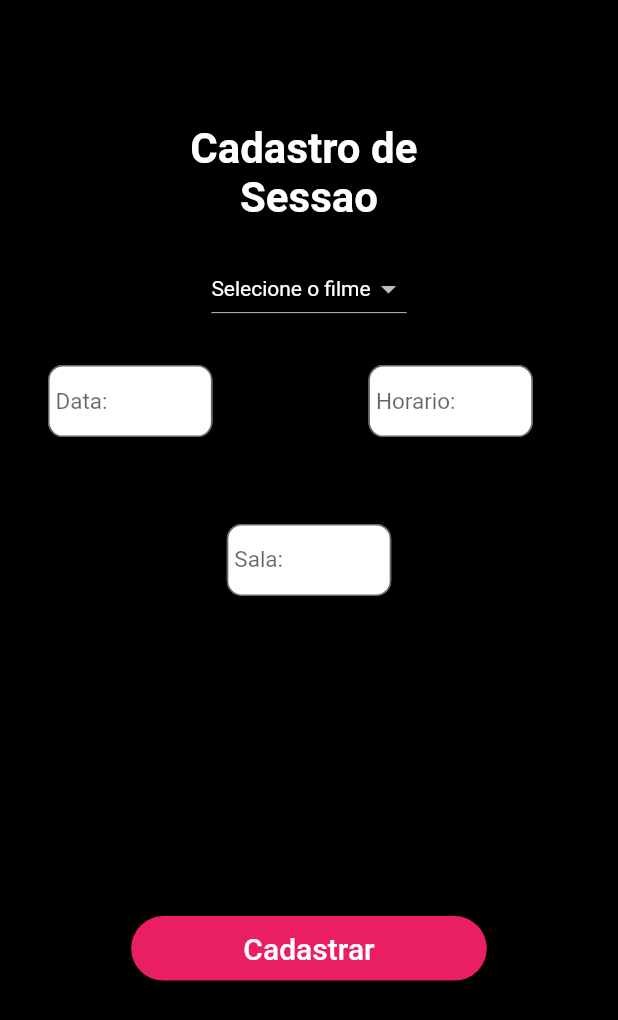
After one commit to Kvcss/CineMountain, a Flutter app: the Sessao screen opened directly, on a phone screen of 412 x 824 dp. The commit adds this screen. Shown: the top 1020 px of the screen. Run offline on Flutter 3.47's test engine with Material 2 defaults, Android fonts, the phone set to English and light mode, and no system bars; our stand-ins replace cloud_firestore, file_picker, firebase_auth, firebase_core, firebase_storage; accounts and stored records are empty; network calls fail.

Commit message:
Cadastro Pré-venda- Front end 4/4 -Finalizad0

```diff
--- /dev/null
+++ b/lib/admin/CadastroSessao.dart
@@ -0,0 +1,258 @@
+import 'package:cloud_firestore/cloud_firestore.dart';
+import 'package:firebase_core/firebase_core.dart';
+import 'package:flutter/material.dart';
+
+import '../model/Sec.dart';
+class Sessao extends StatefulWidget {
+  const Sessao({Key? key}) : super(key: key);
+
+  @override
+  State<Sessao> createState() => _SessaoState();
+}
+
+class _SessaoState extends State<Sessao> {
+  final TextEditingController _controllerData = TextEditingController();
+  final TextEditingController _controllerHorario = TextEditingController();
+  final TextEditingController _controllerSala = TextEditingController();
+  //final dropValue = ValueNotifier('');
+  List<String> ListaNome = [];
+  String? valorEscolido;
+  validarCadastro(){
+    String DataDeLancamento = _controllerData.text;
+    String Horario = _controllerHorario.text;
+    String Sala = _controllerSala.text;
+    String NomeDoFime = valorEscolido!;
+    Partes sessao = Partes();
+    sessao.DataLancamento = DataDeLancamento;
+    sessao.Horario = Horario;
+    sessao.Sala = Sala;
+    sessao.NomeDoFilme = NomeDoFime;
+    _adicionarPreVendas(sessao);
+  }
+  _adicionarPreVendas(Partes sessao)async{
+    await Firebase.initializeApp();
+    var collection = FirebaseFirestore.instance.collection("Sessao");
+    collection.doc().set(
+        {
+          'Nome do Filme: ': sessao.NomeDoFilme,
+          'Data: ' : sessao.DataLancamento,
+          'Sala: ': sessao.Sala,
+          'Horario: ': sessao.Horario,
+        }
+    );
+  }
+  Future associarArray()async{
+    await Firebase.initializeApp();
+    var collection = FirebaseFirestore.instance.collection('Filmes');
+    var result = await collection.get();
+    for(var doc in result.docs){
+      ListaNome.add(doc['Nome do Filme']);
+    }
+
+  }
+  @override
+  Widget build(BuildContext context) {
+    double _screenHeight = MediaQuery.of(context).size.height;
+    return Scaffold(
+      backgroundColor: Colors.black,
+      body: FutureBuilder(
+          future: associarArray(),
+          initialData: "Aguardando os dados....",
+          builder: (context, snapshot) {
+            return Container(
+              color: Colors.black,
+              child: SingleChildScrollView(
+                child: Stack(
+                  alignment: Alignment.topCenter,
+                  children: <Widget>[
+                    Column(
+                      children: <Widget>[
+                        SizedBox(
+                          height: _screenHeight * .1, //strech
+                        ),
+                        Container(
+                          color: Colors.black,
+                          child: Column(
+                            children: <Widget>[
+                              Row(
+                                mainAxisAlignment: MainAxisAlignment.center,
+                                children: const <Widget>[
+                                  Padding(
+                                    padding: EdgeInsets.only(right: 0),
+                                    child: Text(
+                                      "Cadastro de ",
+                                      style: TextStyle(
+                                          fontSize: 28,
+                                          color: Colors.white,
+                                          fontWeight: FontWeight.bold),
+                                    ),
+                                  ),
+                                ],
+                              ),
+                              Row(
+                                mainAxisAlignment: MainAxisAlignment.center,
+                                children: const <Widget>[
+                                  Padding(
+                                    padding: EdgeInsets.only(right: 0),
+                                    child: Text(
+                                      "Sessao",
+                                      style: TextStyle(
+                                          fontSize: 28,
+                                          color: Colors.white,
+                                          fontWeight: FontWeight.bold),
+                                    ),
+                                  ),
+                                ],
+                              ),
+                            ],
+                          ),
+                        ),
+                        SizedBox(
+                          height: 20,
+                        ),
+                        Center(
+                          child: Container(
+                            decoration: BoxDecoration(
+
+                                borderRadius: BorderRadius.circular(16)
+                            ),
+                            child: DropdownButton<String>(
+                              // hint: Text('Selecione o nome do Filme',style: TextStyle(color: Colors.black)),
+                              dropdownColor: Colors.black,
+                              hint: Text('Selecione o filme', style: TextStyle(color: Colors.white),),
+                              style: TextStyle(color: Colors.white),
+                              items: ListaNome.map(buildMenuItem).toList(),
+                              onChanged: (value)=> setState(() => this.valorEscolido = value),
+
+                            ),
+                          ),
+                        ),
+                        SizedBox(
+                          height: 20,
+                        ),
+                        Row(
+                            children : <Widget>[
+                              Padding(
+                                padding: EdgeInsets.only(left: 25),
+                                child: Container(
+                                  color: Colors.black,
+                                  height: _screenHeight * .08,
+                                  width: _screenHeight * .15,
+                                  child: Padding(
+                                    padding: const EdgeInsets.all(7.0),
+                                    child: TextField(
+                                      controller: _controllerData,
+                                      keyboardType: TextInputType.text,
+                                      style: const TextStyle(fontSize: 15),
+                                      decoration: InputDecoration(
+                                          contentPadding:
+                                          const EdgeInsets.fromLTRB(5, 15, 15, 15),
+                                          hintText: "Data:",
+                                          filled: true,
+                                          fillColor: Colors.white,
+                                          border: OutlineInputBorder(
+                                              borderRadius: BorderRadius.circular(10))),
+                                    ),
+                                  ),
+                                ),
+                              ),
+                              SizedBox(
+                                width: 90,
+                              ),
+                              Padding(
+                                padding: EdgeInsets.only(right: 0),
+                                child: Container(
+                                  color: Colors.black,
+                                  height: _screenHeight * .08,
+                                  width: _screenHeight * .15,
+                                  child: Padding(
+                                    padding: const EdgeInsets.all(7.0),
+                                    child: TextField(
+                                      controller: _controllerHorario,
+                                      keyboardType: TextInputType.text,
+                                      style: const TextStyle(fontSize: 15),
+                                      decoration: InputDecoration(
+                                          contentPadding:
+                                          const EdgeInsets.fromLTRB(5, 15, 15, 15),
+                                          hintText: "Horario:",
+                                          filled: true,
+                                          fillColor: Colors.white,
+                                          border: OutlineInputBorder(
+                                              borderRadius: BorderRadius.circular(10))),
+                                    ),
+                                  ),
+                                ),
+                              ),
+                            ]
+                        ),
+                        SizedBox(
+                          height: 40,
+                        ),
+                        Center(
+                          child: Padding(
+                            padding: EdgeInsets.only(right: 0),
+                            child: Container(
+                              color: Colors.black,
+                              height: _screenHeight * .08,
+                              width: _screenHeight * .15,
+                              child: Padding(
+                                padding: const EdgeInsets.all(7.0),
+                                child: TextField(
+                                  controller: _controllerSala,
+                                  keyboardType: TextInputType.text,
+                                  style: const TextStyle(fontSize: 15),
+                                  decoration: InputDecoration(
+                                      contentPadding:
+                                      const EdgeInsets.fromLTRB(5, 15, 15, 15),
+                                      hintText: "Sala:",
+                                      filled: true,
+                                      fillColor: Colors.white,
+                                      border: OutlineInputBorder(
+                                          borderRadius: BorderRadius.circular(10))),
+                                ),
+                              ),
+                            ),
+                          ),
+                        ),
+                        SizedBox(
+                          height: 200,
+                        ),
+
+                        Padding(
+                          padding: EdgeInsets.all(0),
+                          child: RaisedButton(
+                            child: const Text(
+                              "           Cadastrar           ",
+                              style: TextStyle(color: Colors.white, fontSize: 20),
+                            ),
+                            color: Colors.pink,
+                            padding: const EdgeInsets.fromLTRB(20, 10, 20, 10),
+                            shape: RoundedRectangleBorder(
+                                borderRadius: BorderRadius.circular(32)),
+                            onPressed: () {
+                              validarCadastro();
+                            },
+                          ),
+                        )
+                      ],
+                    )
+                  ],
+                ),
+              ),
+            );
+          }
+      ),
+    );
+
+  }
+  DropdownMenuItem<String> buildMenuItem(String listaNome) =>
+      DropdownMenuItem(
+        value: listaNome,
+        child: Text(
+          listaNome,
+          style: TextStyle(fontWeight: FontWeight.bold, fontSize: 20, color: Colors.white),
+        ),
+
+      );
+
+}
--- a/lib/admin/HomeAdm.dart
+++ b/lib/admin/HomeAdm.dart
@@ -1,6 +1,8 @@
 import 'package:flutter/material.dart';
+import 'package:projetointegrado_e/admin/CadastroSessao.dart';
 import 'CadastroFilmeAdm.dart';
 import 'CadastroPreVendas.dart';
+import 'cadastroSala.dart';
 class HomeAdm extends StatefulWidget {
   const HomeAdm({Key? key}) : super(key: key);
 
@@ -154,6 +156,8 @@ class _HomeAdmState extends State<HomeAdm> {
                       borderRadius: BorderRadius.circular(32)
                   ),
                   onPressed: () {
+                    Navigator.push(context, MaterialPageRoute(builder:(contex)=> CadastroSalas()));
+
                   },
                 ),
               )
@@ -174,6 +178,7 @@ class _HomeAdmState extends State<HomeAdm> {
                       borderRadius: BorderRadius.circular(32)
                   ),
                   onPressed: () {
+                    Navigator.push(context, MaterialPageRoute(builder:(contex)=> Sessao()));
                   },
                 ),
               )
--- /dev/null
+++ b/lib/model/Sec.dart
@@ -0,0 +1,31 @@
+class Partes{
+  late String _DataLancamento;
+  late String _Horario;
+  late String _Sala;
+  late String _NomeDoFilme;
+
+  Partes();
+
+  String get NomeDoFilme => _NomeDoFilme;
+
+  set NomeDoFilme (String value) {
+    _NomeDoFilme = value;
+  }
+
+  String get DataLancamento => _DataLancamento;
+
+  set DataLancamento (String value) {
+    _DataLancamento = value;
+  }
+  String get Horario => _Horario;
+
+  set Horario (String value) {
+    _Horario = value;
+  }
+  String get Sala => _Sala;
+
+  set Sala (String value) {
+    _Sala = value;
+  }
+
+}
```
Also changed, not shown: lib/admin/CadastroPreVendas.dart (+15 -6 lines), lib/admin/cadastroSala.dart (added, +242 -0 lines), lib/model/Sala.dart (added, +34 -0 lines).
